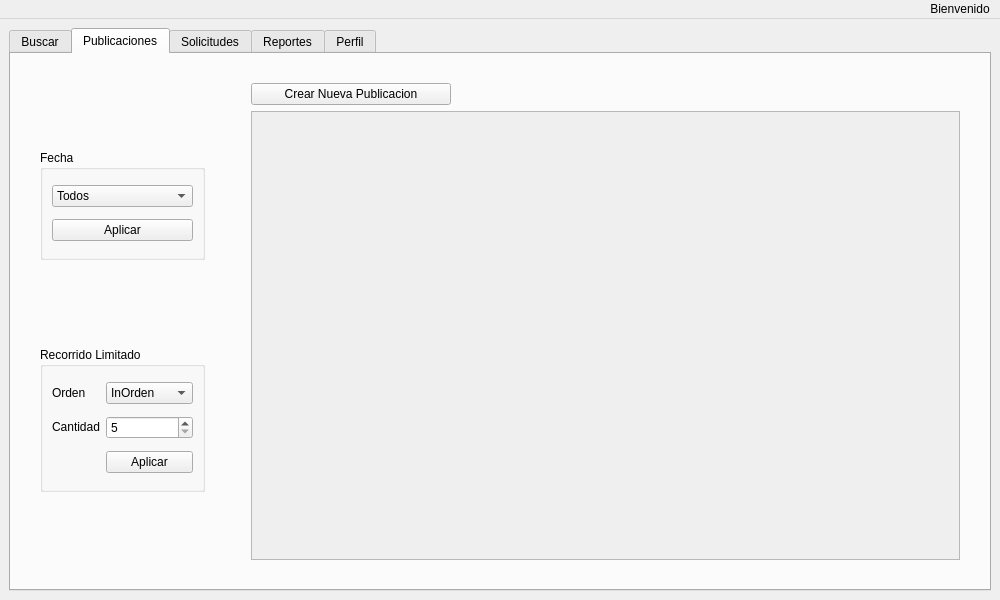
First picture: the form in Fase2/windowuser.ui, repository D3r3-k/-EDD-Proyecto_202001151, before the edit.
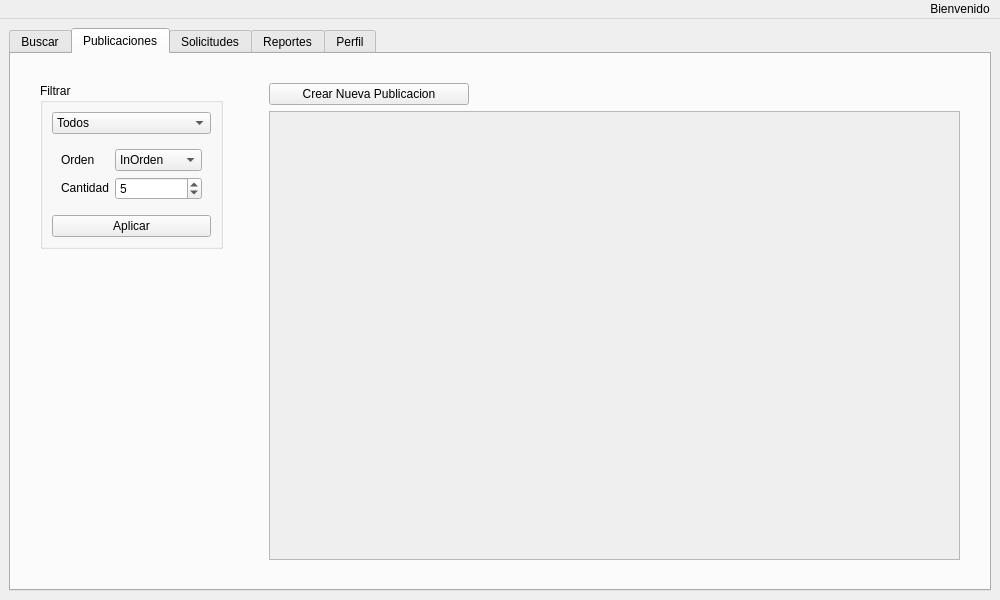
Second picture: the form after the edit. The open tabs and pages were chosen to show the change. Icons and pictures are not drawn.

Diff of the .ui file:
```diff
--- a/Fase2/windowuser.ui
+++ b/Fase2/windowuser.ui
@@ -209,7 +209,7 @@
            <item>
             <widget class="QGroupBox" name="groupBox_post_fecha">
              <property name="sizePolicy">
-              <sizepolicy hsizetype="Preferred" vsizetype="Minimum">
+              <sizepolicy hsizetype="Preferred" vsizetype="Fixed">
                <horstretch>0</horstretch>
                <verstretch>0</verstretch>
               </sizepolicy>
@@ -220,14 +220,8 @@
                <height>0</height>
               </size>
              </property>
-             <property name="maximumSize">
-              <size>
-               <width>16777215</width>
-               <height>110</height>
-              </size>
-             </property>
              <property name="title">
-              <string>Fecha</string>
+              <string>Filtrar</string>
              </property>
              <layout class="QVBoxLayout" name="verticalLayout">
               <item>
@@ -240,34 +234,14 @@
                </widget>
               </item>
               <item>
-               <widget class="QPushButton" name="btn_post_fecha">
-                <property name="text">
-                 <string>Aplicar</string>
+               <widget class="QWidget" name="gridWidget" native="true">
+                <property name="sizePolicy">
+                 <sizepolicy hsizetype="Fixed" vsizetype="Fixed">
+                  <horstretch>0</horstretch>
+                  <verstretch>0</verstretch>
+                 </sizepolicy>
                 </property>
-               </widget>
-              </item>
-             </layout>
-            </widget>
-           </item>
-           <item>
-            <widget class="QGroupBox" name="groupBox_post_recorrido">
-             <property name="maximumSize">
-              <size>
-               <width>16777215</width>
-               <height>145</height>
-              </size>
-             </property>
-             <property name="title">
-              <string>Recorrido Limitado</string>
-             </property>
-             <layout class="QGridLayout" name="gridLayout">
-              <item row="0" column="0">
-               <widget class="QLabel" name="ordenLabel">
-                <property name="text">
-                 <string>Orden</string>
-                </property>
-               </widget>
-              </item>
+                <layout class="QGridLayout" name="gridLayout_2">
               <item row="0" column="1">
                <widget class="QComboBox" name="ordenComboBox">
                 <item>
@@ -287,36 +261,65 @@
                 </item>
                </widget>
               </item>
+                 <item row="0" column="0">
+                  <widget class="QLabel" name="ordenLabel">
+                   <property name="text">
+                    <string>Orden</string>
+                   </property>
+                  </widget>
+                 </item>
+                 <item row="1" column="0">
+                  <widget class="QLabel" name="cantidadLabel">
+                   <property name="sizePolicy">
+                    <sizepolicy hsizetype="Fixed" vsizetype="Fixed">
+                     <horstretch>0</horstretch>
+                     <verstretch>0</verstretch>
+                    </sizepolicy>
+                   </property>
+                   <property name="text">
+                    <string>Cantidad</string>
+                   </property>
+                  </widget>
+                 </item>
               <item row="1" column="1">
                <widget class="QSpinBox" name="cantidadSpinBox">
                 <property name="minimum">
+                    <number>1</number>
+                   </property>
+                   <property name="maximum">
+                    <number>50</number>
+                   </property>
+                   <property name="value">
                  <number>5</number>
                 </property>
                </widget>
               </item>
-              <item row="2" column="1">
-               <widget class="QPushButton" name="btn_post_recorrido">
+                </layout>
+               </widget>
+              </item>
+              <item>
+               <widget class="QPushButton" name="btn_post_filtrar">
                 <property name="text">
                  <string>Aplicar</string>
                 </property>
                </widget>
               </item>
-              <item row="1" column="0">
-               <widget class="QLabel" name="cantidadLabel">
-                <property name="sizePolicy">
-                 <sizepolicy hsizetype="Fixed" vsizetype="Fixed">
-                  <horstretch>0</horstretch>
-                  <verstretch>0</verstretch>
-                 </sizepolicy>
-                </property>
-                <property name="text">
-                 <string>Cantidad</string>
-                </property>
-               </widget>
-              </item>
              </layout>
             </widget>
            </item>
+           <item>
+            <spacer name="verticalSpacer">
+             <property name="orientation">
+              <enum>Qt::Orientation::Vertical</enum>
+             </property>
+             <property name="sizeHint" stdset="0">
+              <size>
+               <width>20</width>
+               <height>40</height>
+              </size>
+             </property>
+            </spacer>
+           </item>
           </layout>
          </widget>
         </item>
@@ -358,7 +361,7 @@
                <rect>
                 <x>0</x>
                 <y>0</y>
-                <width>710</width>
+                <width>692</width>
                 <height>441</height>
                </rect>
               </property>
```
Left out of the diff: 54 changed lines with no effect on the pictures. Lines whose indentation alone changed are shown as unchanged.
